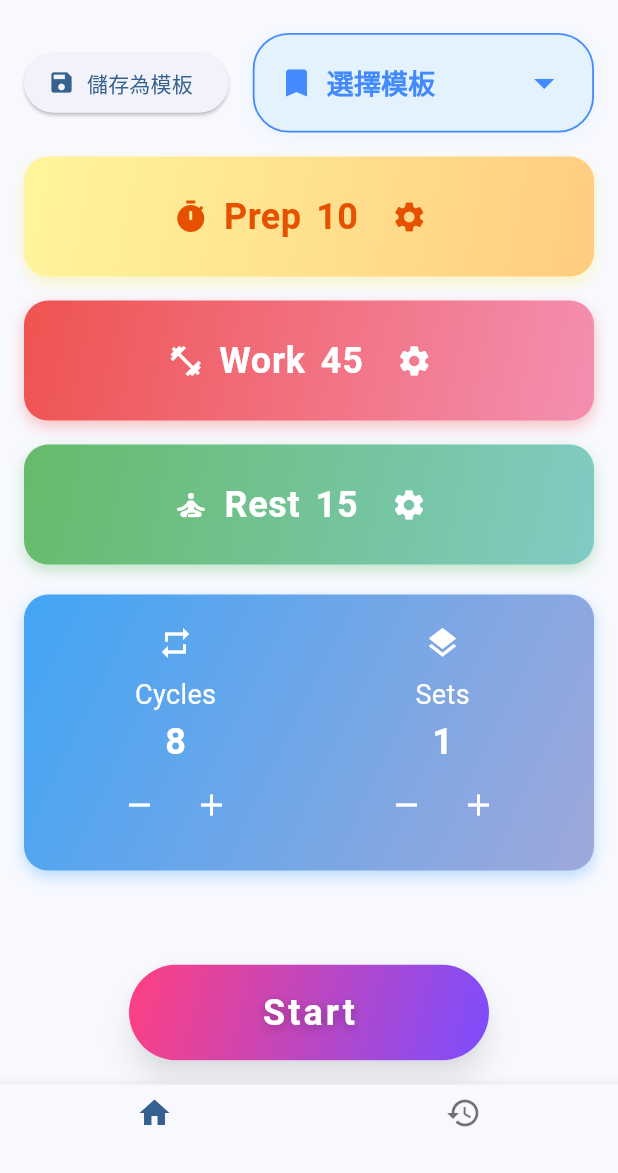
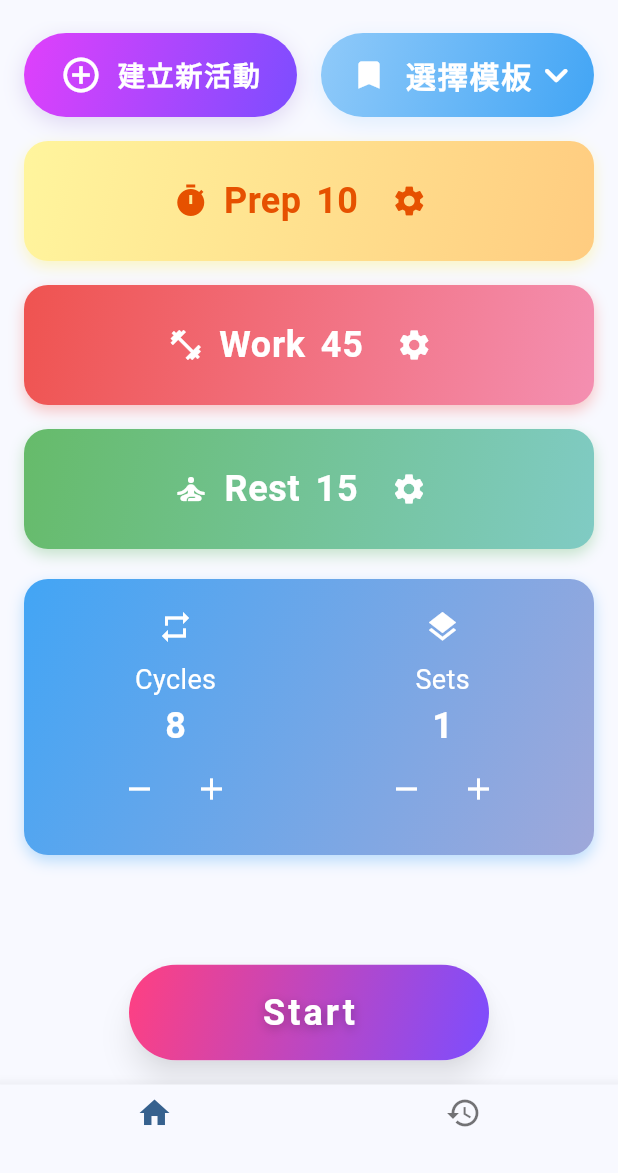
Before and after one commit to brianhsux/TabataApp, a Flutter app: the screen it shows after launch, on a phone screen of 412 x 824 dp, the part 63-1236 px from its top. Run offline on Flutter 3.47's test engine with Material 3 defaults, Android fonts, the phone set to English and light mode, and no system bars; drawn by our look-alikes of dropdown_button2; our stand-ins replace audioplayers, shared_preferences, sqflite, stop_watch_timer, table_calendar; accounts and stored records are empty.

Commit message:
Updates UI for activity creation and selection
Replaces ElevatedButton with GestureDetector for creating new activities,
and styles it with gradient and shadow for enhanced visual appeal.

Improves activity selection by using `dropdown_button2` package, offering
a cleaner and more customizable dropdown experience with gradient styling
and shadow effects.

```diff
--- a/lib/main.dart
+++ b/lib/main.dart
@@ -12,6 +12,7 @@ import 'widgets/setup_view.dart';
 import 'widgets/countdown_controls.dart';
 import 'widgets/exercise_report_dialog.dart';
 import 'widgets/cycle_set_block.dart';
+import 'package:dropdown_button2/dropdown_button2.dart';
 
 void main() {
   runApp(
@@ -800,19 +801,17 @@ class _TabataScreenState extends State<TabataScreen> {
       padding: const EdgeInsets.symmetric(horizontal: 16, vertical: 8),
       child: Row(
         children: [
-          ElevatedButton.icon(
-            icon: Icon(Icons.save),
-            label: Text('儲存為模板'),
-            onPressed: () async {
+          GestureDetector(
+            onTap: () async {
               String? name = await showDialog<String>(
                 context: context,
                 builder: (context) {
                   TextEditingController controller = TextEditingController();
                   return AlertDialog(
-                    title: Text('輸入運動名稱'),
+                    title: Text('輸入活動名稱'),
                     content: TextField(
                       controller: controller,
-                      decoration: InputDecoration(hintText: '運動名稱'),
+                      decoration: InputDecoration(hintText: '活動名稱'),
                     ),
                     actions: [
                       TextButton(
@@ -821,7 +820,7 @@ class _TabataScreenState extends State<TabataScreen> {
                       ),
                       TextButton(
                         onPressed: () => Navigator.pop(context, controller.text.trim()),
-                        child: Text('儲存'),
+                        child: Text('建立'),
                       ),
                     ],
                   );
@@ -840,9 +839,43 @@ class _TabataScreenState extends State<TabataScreen> {
                 setState(() {
                   _currentPresetName = name;
                 });
-                ScaffoldMessenger.of(context).showSnackBar(SnackBar(content: Text('已儲存模板 $name')));
+                ScaffoldMessenger.of(context).showSnackBar(SnackBar(content: Text('已建立活動 $name')));
               }
             },
+            child: Container(
+              padding: EdgeInsets.symmetric(horizontal: 24, vertical: 14),
+              decoration: BoxDecoration(
+                gradient: LinearGradient(
+                  colors: [Colors.purpleAccent, Colors.deepPurpleAccent],
+                  begin: Alignment.topLeft,
+                  end: Alignment.bottomRight,
+                ),
+                borderRadius: BorderRadius.circular(32),
+                boxShadow: [
+                  BoxShadow(
+                    color: Colors.deepPurple.withOpacity(0.18),
+                    blurRadius: 12,
+                    offset: Offset(0, 4),
+                  ),
+                ],
+              ),
+              child: Row(
+                mainAxisSize: MainAxisSize.min,
+                children: [
+                  Icon(Icons.add_circle_outline, color: Colors.white, size: 28),
+                  SizedBox(width: 10),
+                  Text(
+                    '建立新活動',
+                    style: TextStyle(
+                      color: Colors.white,
+                      fontWeight: FontWeight.bold,
+                      fontSize: 18,
+                      letterSpacing: 1.2,
+                    ),
+                  ),
+                ],
+              ),
+            ),
           ),
           SizedBox(width: 16),
           Expanded(
@@ -854,11 +887,49 @@ class _TabataScreenState extends State<TabataScreen> {
                 final selectedPreset = presets.where((p) => p.name == _currentPresetName).isNotEmpty
                     ? presets.firstWhere((p) => p.name == _currentPresetName)
                     : null;
-                return Container(
-                  padding: EdgeInsets.symmetric(horizontal: 16, vertical: 8),
+                return DropdownButtonHideUnderline(
+                  child: DropdownButton2<WorkoutPreset>(
+                    isExpanded: true,
+                    customButton: Container(
+                      padding: EdgeInsets.symmetric(horizontal: 20, vertical: 12),
                       decoration: BoxDecoration(
-                    color: Colors.blue.shade50,
+                        gradient: LinearGradient(
+                          colors: [Colors.blue.shade200, Colors.blue.shade400],
+                          begin: Alignment.topLeft,
+                          end: Alignment.bottomRight,
+                        ),
+                        borderRadius: BorderRadius.circular(32),
+                        boxShadow: [
+                          BoxShadow(
+                            color: Colors.blue.withOpacity(0.12),
+                            blurRadius: 12,
+                            offset: Offset(0, 4),
+                          ),
+                        ],
+                      ),
+                      child: Row(
+                        mainAxisAlignment: MainAxisAlignment.spaceBetween,
+                        children: [
+                          Icon(Icons.bookmark, color: Colors.white),
+                          SizedBox(width: 12),
+                          Text(
+                            _currentPresetName ?? '選擇模板',
+                            style: TextStyle(
+                              fontWeight: FontWeight.bold,
+                              color: Colors.white,
+                              fontSize: 20,
+                              letterSpacing: 1.2,
+                            ),
+                          ),
+                          Spacer(),
+                          Icon(Icons.keyboard_arrow_down_rounded, color: Colors.white, size: 32),
+                        ],
+                      ),
+                    ),
+                    dropdownStyleData: DropdownStyleData(
+                      decoration: BoxDecoration(
                         borderRadius: BorderRadius.circular(24),
+                        color: Colors.white,
                         boxShadow: [
                           BoxShadow(
                             color: Colors.blue.withOpacity(0.08),
@@ -866,27 +937,8 @@ class _TabataScreenState extends State<TabataScreen> {
                             offset: Offset(0, 2),
                           ),
                         ],
-                    border: Border.all(color: Colors.blueAccent, width: 1.2),
-                  ),
-                  child: DropdownButtonHideUnderline(
-                    child: DropdownButton<WorkoutPreset>(
-                      isExpanded: true,
-                      icon: Icon(Icons.arrow_drop_down, color: Colors.blueAccent, size: 32),
-                      hint: Row(
-                        children: [
-                          Icon(Icons.bookmark, color: Colors.blueAccent),
-                          SizedBox(width: 8),
-                          Text(
-                            _currentPresetName ?? '選擇模板',
-                            style: TextStyle(
-                              fontWeight: FontWeight.bold,
-                              color: Colors.blueAccent,
-                              fontSize: 18,
                       ),
                     ),
-                        ],
-                      ),
-                      value: selectedPreset,
                     items: presets.map((preset) {
                       return DropdownMenuItem<WorkoutPreset>(
                         value: preset,
@@ -899,12 +951,14 @@ class _TabataScreenState extends State<TabataScreen> {
                               style: TextStyle(
                                 fontWeight: FontWeight.bold,
                                 color: Colors.blueAccent,
+                                fontSize: 18,
                               ),
                             ),
                           ],
                         ),
                       );
                     }).toList(),
+                    value: selectedPreset,
                     onChanged: (preset) {
                       if (preset != null) {
                         state.updatePrepTime(preset.prepTime);
@@ -918,7 +972,6 @@ class _TabataScreenState extends State<TabataScreen> {
                         ScaffoldMessenger.of(context).showSnackBar(SnackBar(content: Text('已載入模板 ${preset.name}')));
                       }
                     },
-                    ),
                   ),
                 );
               },
--- a/pubspec.yaml
+++ b/pubspec.yaml
@@ -42,6 +42,7 @@ dependencies:
   path_provider: ^2.0.0
   path: any
   table_calendar: ^3.2.0
+  dropdown_button2: ^2.3.9
 
 dev_dependencies:
   flutter_test:
```
Also changed, not shown: pubspec.lock. Lines whose indentation alone changed are shown as unchanged.
